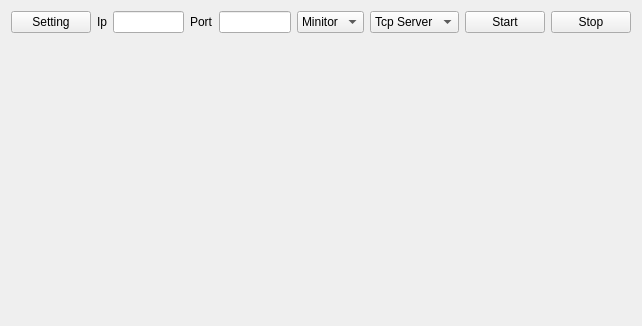
CGinMax/ProtocolTools, file CdtTools/ui/tabpage.ui: the form before one commit.
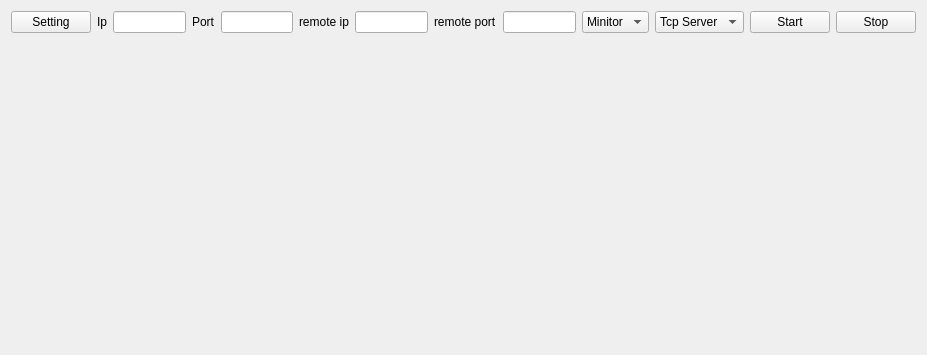
The form after the commit.

Patch:
```diff
--- a/CdtTools/ui/tabpage.ui
+++ b/CdtTools/ui/tabpage.ui
@@ -6,14 +6,14 @@
    <rect>
     <x>0</x>
     <y>0</y>
-    <width>642</width>
-    <height>326</height>
+    <width>927</width>
+    <height>355</height>
    </rect>
   </property>
   <property name="windowTitle">
    <string/>
   </property>
-  <layout class="QVBoxLayout" name="verticalLayout">
+  <layout class="QVBoxLayout" name="verticalLayout" stretch="0,1">
    <item>
     <layout class="QHBoxLayout" name="horizontalLayout">
      <item>
@@ -43,6 +43,26 @@
      <item>
       <widget class="QLineEdit" name="editPort"/>
      </item>
+     <item>
+      <widget class="QLabel" name="label_3">
+       <property name="text">
+        <string>remote ip</string>
+       </property>
+      </widget>
+     </item>
+     <item>
+      <widget class="QLineEdit" name="editRemoteIp"/>
+     </item>
+     <item>
+      <widget class="QLabel" name="label_4">
+       <property name="text">
+        <string>remote port</string>
+       </property>
+      </widget>
+     </item>
+     <item>
+      <widget class="QLineEdit" name="editReomtePort"/>
+     </item>
      <item>
       <widget class="QComboBox" name="cbbStationType">
        <item>
```
